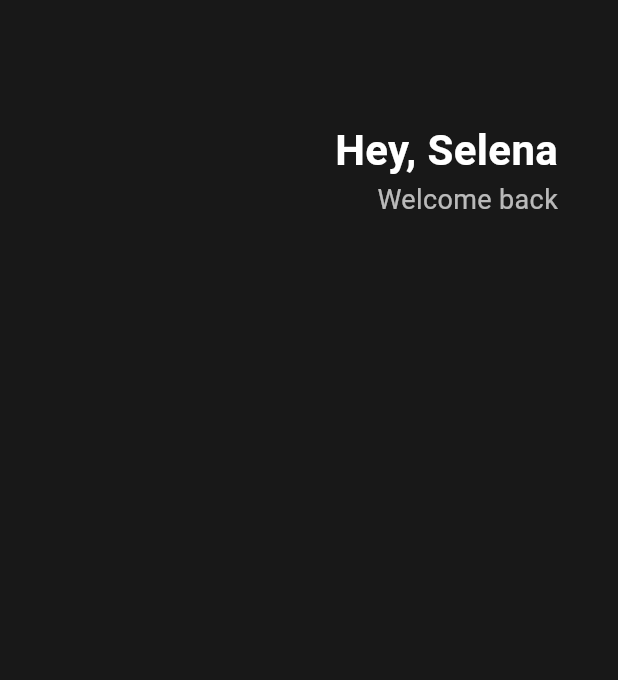
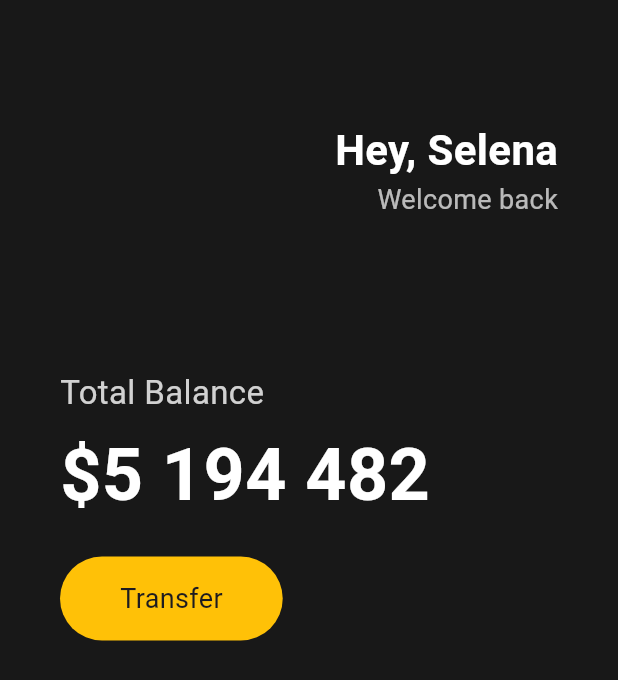
Before and after one commit to duckbill413/dart_flutter, a Flutter app: the screen it shows after launch, on a phone screen of 412 x 824 dp. Shown: the top 680 px of the screen. Run offline on Flutter 3.47's test engine with Material 3 defaults, Android fonts, the phone set to English and light mode, and no system bars.

Commit message:
flutter 3.3

```diff
--- a/toonflix/lib/main.dart
+++ b/toonflix/lib/main.dart
@@ -1,17 +1,6 @@
 import 'package:flutter/material.dart';
 
-class Player {
-  String name;
-
-  Player({
-    required this.name,
-  });
-}
-
 void main() {
-  var duckbill = Player(
-    name: 'duckbill',
-  );
   runApp(App());
 }
 
@@ -21,14 +10,15 @@ class App extends StatelessWidget {
     // widget에는 material: goolge과 cupertino: ios type이 있다.
     return MaterialApp(
         home: Scaffold(
-      backgroundColor: Color(0xFF181818),
+      backgroundColor: const Color(0xFF181818),
       body: Padding(
-          padding: EdgeInsets.symmetric(
+          padding: const EdgeInsets.symmetric(
             horizontal: 40,
           ),
           child: Column(
+            crossAxisAlignment: CrossAxisAlignment.start,
             children: [
-              SizedBox(
+              const SizedBox(
                 height: 80,
               ),
               Row(
@@ -37,7 +27,7 @@ class App extends StatelessWidget {
                   Column(
                     crossAxisAlignment: CrossAxisAlignment.end,
                     children: [
-                      Text(
+                      const Text(
                         'Hey, Selena',
                         style: TextStyle(
                           color: Colors.white,
@@ -55,6 +45,46 @@ class App extends StatelessWidget {
                     ],
                   )
                 ],
+              ),
+              const SizedBox(
+                height: 100,
+              ),
+              Text('Total Balance',
+                  style: TextStyle(
+                    fontSize: 22,
+                    color: Colors.white.withOpacity(0.8),
+                  )),
+              const SizedBox(
+                height: 5,
+              ),
+              Text('\$5 194 482',
+                  style: TextStyle(
+                    fontSize: 48,
+                    fontWeight: FontWeight.w600,
+                    color: Colors.white.withOpacity(1.0),
+                  )),
+              const SizedBox(
+                height: 20,
+              ),
+              Row(
+                children: [
+                  Container(
+                    decoration: BoxDecoration(
+                      color: Colors.amber,
+                      borderRadius: BorderRadius.circular(40),
+                    ),
+                    padding: const EdgeInsets.symmetric(
+                      horizontal: 40,
+                      vertical: 15,
+                    ),
+                    child: const Text(
+                      'Transfer',
+                      style: TextStyle(
+                        fontSize: 18,
+                      ),
+                    ),
+                  ),
+                ],
               )
             ],
           )),
```
